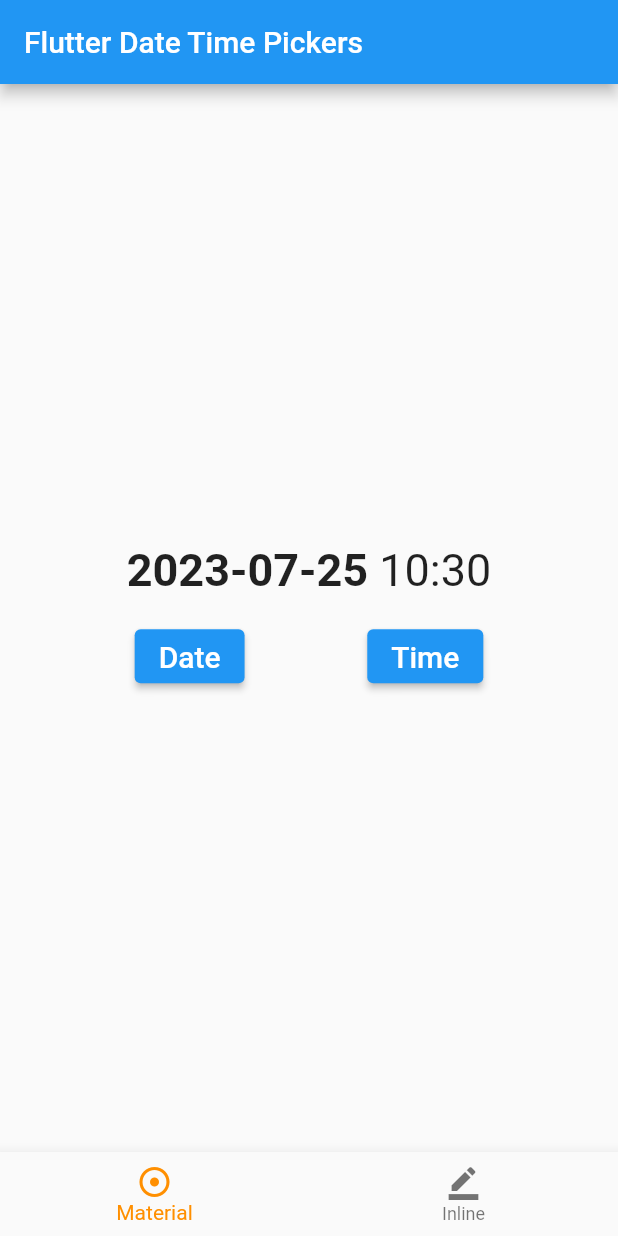
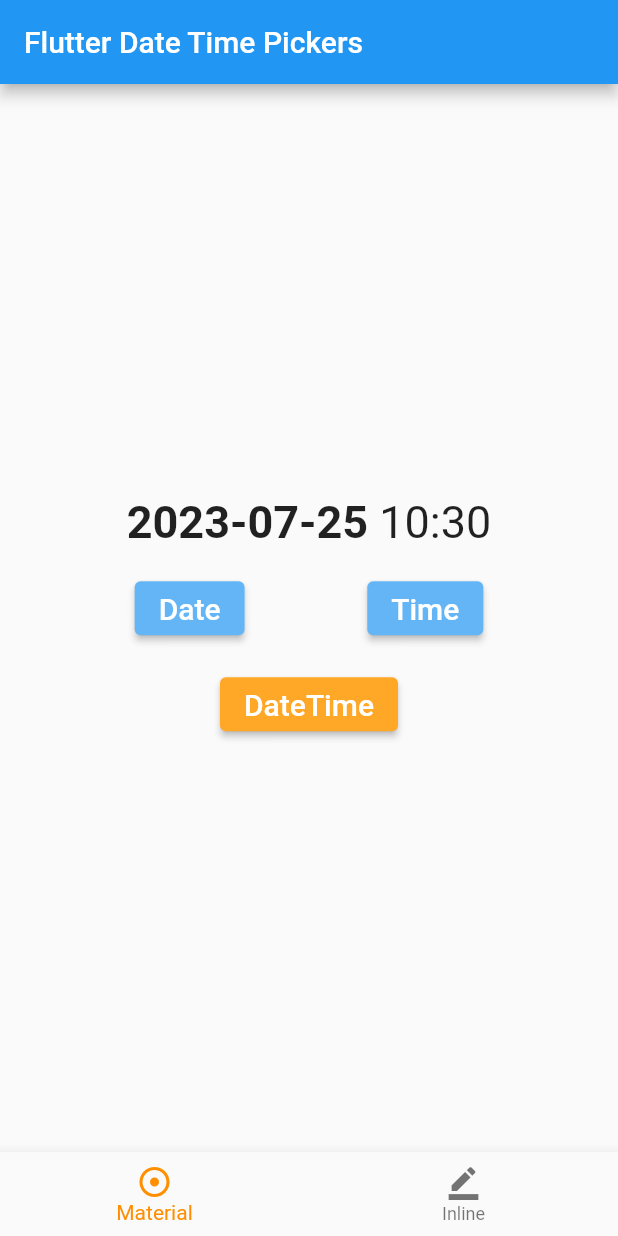
Before and after one commit to dwyl/flutter-date-time-tutorial, a Flutter app: the screen it shows after launch, on a phone screen of 412 x 824 dp. Run offline on Flutter 3.47's test engine with Material 2 defaults, Android fonts, the phone set to English and light mode, and no system bars.

Commit message:
feat: Add button for both. #1

```diff
--- a/lib/material.dart
+++ b/lib/material.dart
@@ -1,6 +1,8 @@
 import 'package:flutter/material.dart';
 import 'package:intl/intl.dart';
 
+/// Material example page.
+/// Showcases the usage of `DatePicker` and `TimePicker` to change date and time.
 class MaterialExamplePage extends StatefulWidget {
   const MaterialExamplePage({super.key});
 
@@ -11,9 +13,26 @@ class MaterialExamplePage extends StatefulWidget {
 class _MaterialExamplePageState extends State<MaterialExamplePage> {
   DateTime dateTime = DateTime.now();
 
+  /// Opens date picker and returns possible `DateTime` object.
   Future<DateTime?> pickDate() => showDatePicker(context: context, initialDate: dateTime, firstDate: DateTime(1900), lastDate: DateTime(2100));
 
+  /// Opens time picker and returns possible `TimeOfDay` object.
   Future<TimeOfDay?> pickTime() => showTimePicker(context: context, initialTime: TimeOfDay(hour: dateTime.hour, minute: dateTime.minute));
+
+  /// Opens date picker and time picker consecutively and sets the `DateTime` field of the page.
+  Future pickDateTime() async {
+    DateTime? date = await pickDate();
+    if (date == null) return; // pressed 'CANCEL'
+
+    TimeOfDay? time = await pickTime();
+    if (time == null) return; // pressed 'CANCEL'
+
+    // Update datetime object that's shown with new date
+    final newDateTime = DateTime(date.year, date.month, date.day, time.hour, time.minute);
+    setState(
+      () => dateTime = newDateTime,
+    );
+  }
 
   @override
   Widget build(BuildContext context) {
@@ -42,7 +61,11 @@ class _MaterialExamplePageState extends State<MaterialExamplePage> {
                 mainAxisAlignment: MainAxisAlignment.spaceEvenly,
                 children: [
                   ElevatedButton(
-                      child: const Text("Date", style: TextStyle(fontSize: 20),),
+                      style: ElevatedButton.styleFrom(backgroundColor: Colors.blue.shade300),
+                      child: const Text(
+                        "Date",
+                        style: TextStyle(fontSize: 20),
+                      ),
                       onPressed: () async {
                         final newDate = await pickDate();
                         if (newDate == null) return; // person pressed 'CANCEL'
@@ -54,7 +77,11 @@ class _MaterialExamplePageState extends State<MaterialExamplePage> {
                         );
                       }),
                   ElevatedButton(
-                      child: const Text("Time", style: TextStyle(fontSize: 20),),
+                      style: ElevatedButton.styleFrom(backgroundColor: Colors.blue.shade300),
+                      child: const Text(
+                        "Time",
+                        style: TextStyle(fontSize: 20),
+                      ),
                       onPressed: () async {
                         final newTime = await pickTime();
                         if (newTime == null) return; // person pressed 'CANCEL'
@@ -67,6 +94,21 @@ class _MaterialExamplePageState extends State<MaterialExamplePage> {
                       })
                 ],
               ),
+            ),
+            Padding(
+              padding: const EdgeInsets.only(top: 16.0),
+              child: Row(
+                mainAxisAlignment: MainAxisAlignment.spaceEvenly,
+                children: [
+                  ElevatedButton(
+                      style: ElevatedButton.styleFrom(backgroundColor: Colors.orange.shade400),
+                      onPressed: pickDateTime,
+                      child: const Text(
+                        "DateTime",
+                        style: TextStyle(fontSize: 20),
+                      )),
+                ],
+              ),
             )
           ],
         ),
```
